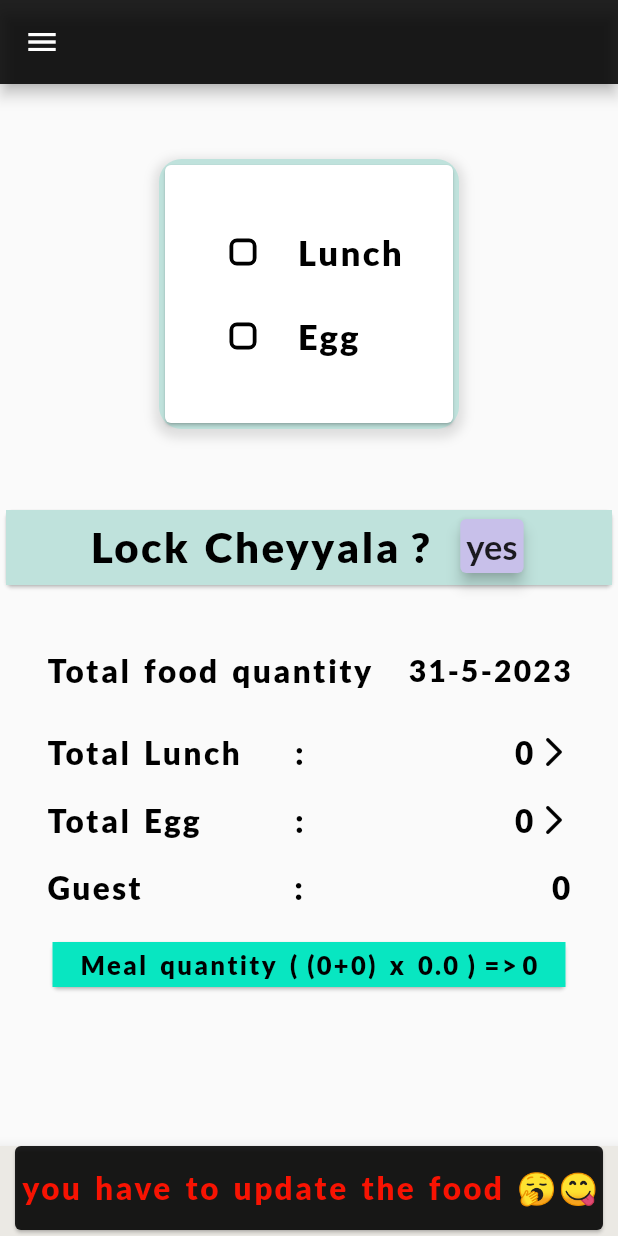
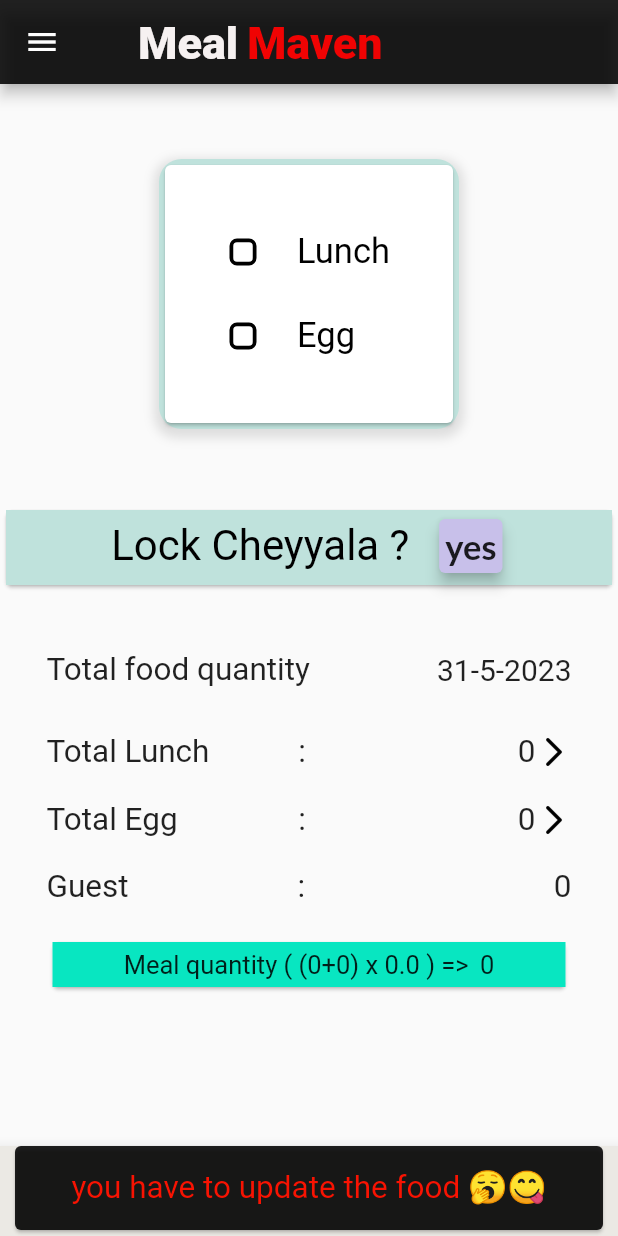
Before and after one commit to mahesheasy/lunch_repository, a Flutter app: the screen it shows once a user with an empty profile is signed in, on a phone screen of 412 x 824 dp. Run offline on Flutter 3.47's test engine with Material 2 defaults, Android fonts, the phone set to English and light mode, and no system bars; our stand-ins replace cloud_firestore, firebase_auth, firebase_core, firebase_remote_config, flutter_local_notifications, google_fonts and 3 more; accounts and stored records are empty; network calls fail.

```diff
--- a/lib/home/Drawer_Widget.dart
+++ b/lib/home/Drawer_Widget.dart
@@ -5,7 +5,7 @@ import 'package:url_launcher/url_launcher.dart';
 class NavigationDrawerWidget extends StatelessWidget {
   // final User user;
   //final padding = EdgeInsets.symmetric(horizontal: 30);
-  NavigationDrawerWidget(User? user, BuildContext context, {super.key});
+  NavigationDrawerWidget(User? user, BuildContext context, {super.key,});
 
   @override
   Widget build(
@@ -73,7 +73,7 @@ class NavigationDrawerWidget extends StatelessWidget {
             leading: Icon(Icons.settings),
             title: Text('Settings'),
             onTap: () {
-              // Handle settings
+
             },
           ),
           Divider(),
--- a/lib/home/app_bar_dispaly.dart
+++ b/lib/home/app_bar_dispaly.dart
@@ -1,32 +1,37 @@
 import 'package:flutter/material.dart';
 import 'package:firebase_auth/firebase_auth.dart';
+import 'package:google_fonts/google_fonts.dart';
 
-AppBar appbar( BuildContext context) {
+AppBar appbar(BuildContext context) {
   return AppBar(
-
     //Color.fromARGB(255, 222, 225, 225)
     backgroundColor: Colors.black87,
     leading: null,
-    // automaticallyImplyLeading: false,
-    // leadingWidth: 0,
-    // title: Text(
-    //   user!.email!,
-    //   style: Theme.of(context).textTheme.bodyMedium!.copyWith(
-    //         fontSize: 21,
-    //         color: Colors.white,
-    //       ),
-
-    // ),
-    // // actions: [
-    //   IconButton(
-    //       onPressed: () async {
-    //         await FirebaseAuth.instance.signOut();
-    //         //Navigator.of(context).pop();
-    //       },
-    //       icon: Icon(Icons.logout, color: Color.fromARGB(255, 248, 19, 2)))
-
-    // ],
-
+    title: Row(
+      children: [
+        SizedBox(width: 20,),
+        RichText(
+          text: TextSpan(
+            style: TextStyle(
+              color: Color.fromARGB(255, 240, 3, 3),
+              fontSize: 30,
+              fontWeight: FontWeight.w900,
+              fontFamily: GoogleFonts.newRocker(fontSize: 0).fontFamily,
+            ),
+            children: <TextSpan>[
+              TextSpan(
+                text: "Meal",
+                style: TextStyle(
+                  color: Color.fromARGB(255, 246, 241, 241),
+                ),
+              ),
+              TextSpan(
+                text: " Maven",
+              ),
+            ],
+          ),
+        ),
+      ],
+    ),
   );
-
 }
--- a/lib/home/home_page.dart
+++ b/lib/home/home_page.dart
@@ -9,6 +9,7 @@ import 'package:firebase_auth/firebase_auth.dart';
 import 'package:lunch_app/home/time_out_display.dart';
 import 'package:lunch_app/home/total_quantaty_count_widgit_display.dart';
 import 'package:lunch_app/home/yes_text_list_display.dart';
+import 'package:lunch_app/login/app_state.dart';
 import 'package:toast/toast.dart';
 import 'package:lunch_app/home/check_box_tile.dart';
 import 'package:firebase_remote_config/firebase_remote_config.dart';
--- a/lib/login/app_state.dart
+++ b/lib/login/app_state.dart
@@ -3,10 +3,7 @@ import 'package:flutter/material.dart';
 import 'package:lunch_app/home/home_page.dart';
 import 'package:lunch_app/login/login_page.dart';
 
-import 'package:google_fonts/google_fonts.dart';
 import 'package:firebase_auth/firebase_auth.dart';
-
-
 
 class LunchApp extends StatefulWidget {
   const LunchApp({super.key});
@@ -17,8 +14,20 @@ class LunchApp extends StatefulWidget {
 
 class _LunchAppState extends State<LunchApp> {
   // This widget is the root of your application.
+  final lightTheme = ThemeData(
+  brightness: Brightness.light,
+  primaryColor: Colors.blue,
+
+);
+
+final darkTheme = ThemeData(
+  brightness: Brightness.dark,
+  primaryColor: Colors.indigo,
+
+);
 
   late Stream<User?> authStateChanges;
+  bool isDarkTheme = false;
 
   @override
   void initState() {
@@ -27,26 +36,35 @@ class _LunchAppState extends State<LunchApp> {
     authStateChanges = FirebaseAuth.instance.authStateChanges();
   }
 
+  void toggleTheme() {
+    setState(() {
+      isDarkTheme = !isDarkTheme;
+    });
+  }
+
   @override
   Widget build(BuildContext context) {
+    final theme = isDarkTheme ? darkTheme : lightTheme;
+
     return MaterialApp(
       debugShowCheckedModeBanner: false,
       title: 'MealMaven',
-      theme:
-      ThemeData(
-        primarySwatch: Colors.deepPurple,
-        textTheme: TextTheme(
-          // displayLarge: GoogleFonts.eduQldBeginner
-          bodyMedium: GoogleFonts.lato(
-            // fontSize: 21,
-            wordSpacing: 3,
-            letterSpacing: 1.5,
-            color: Colors.black,
-            fontWeight: FontWeight.w800,
-          ),
-        ),
-      ),
-     // ThemeData(useMaterial3: true),
+      theme: theme,
+
+      // ThemeData(
+      //   primarySwatch: Colors.deepPurple,
+      //   textTheme: TextTheme(
+      //
+      //     bodyMedium: GoogleFonts.lato(
+      //
+      //       wordSpacing: 3,
+      //       letterSpacing: 1.5,
+      //       color: Colors.black,
+      //       fontWeight: FontWeight.w800,
+      //     ),
+      //   ),
+      //),
+      // ThemeData(useMaterial3: true),
 
       home: StreamBuilder<User?>(
         stream: authStateChanges,
--- a/lib/models/widgets/expenses_list/expenses_list.dart
+++ b/lib/models/widgets/expenses_list/expenses_list.dart
@@ -13,7 +13,7 @@ class ExpensesList extends StatelessWidget {
     return ListView.builder(
       itemCount: expenses.length,
       itemBuilder: (ctx, index) => Dismissible(
-        key: ValueKey(expenses[index].id),
+        key: ValueKey(expenses[index]),
         onDismissed: (direction) {
           onRemoveExpenses(expenses[index]);
 
```
Also changed, not shown: lib/expensive_tracker/expensive_widget.dart (+37 -25 lines), lib/models/widgets/expenses_list/expense_data.dart (+17 -21 lines), lib/models/widgets/new_expenses.dart (+17 -13 lines).
